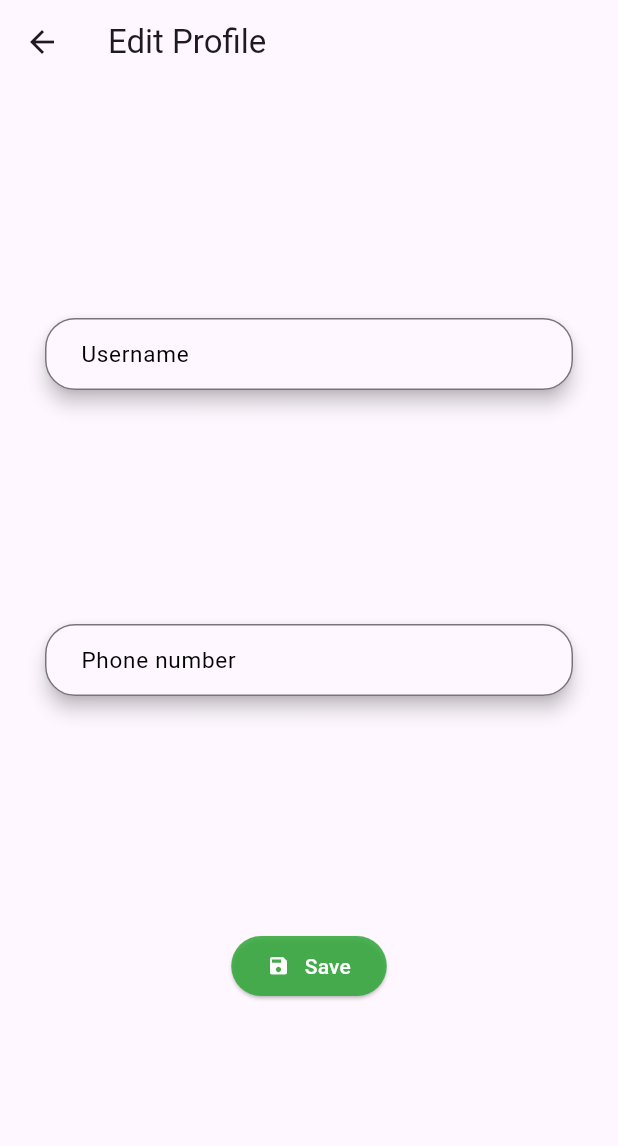
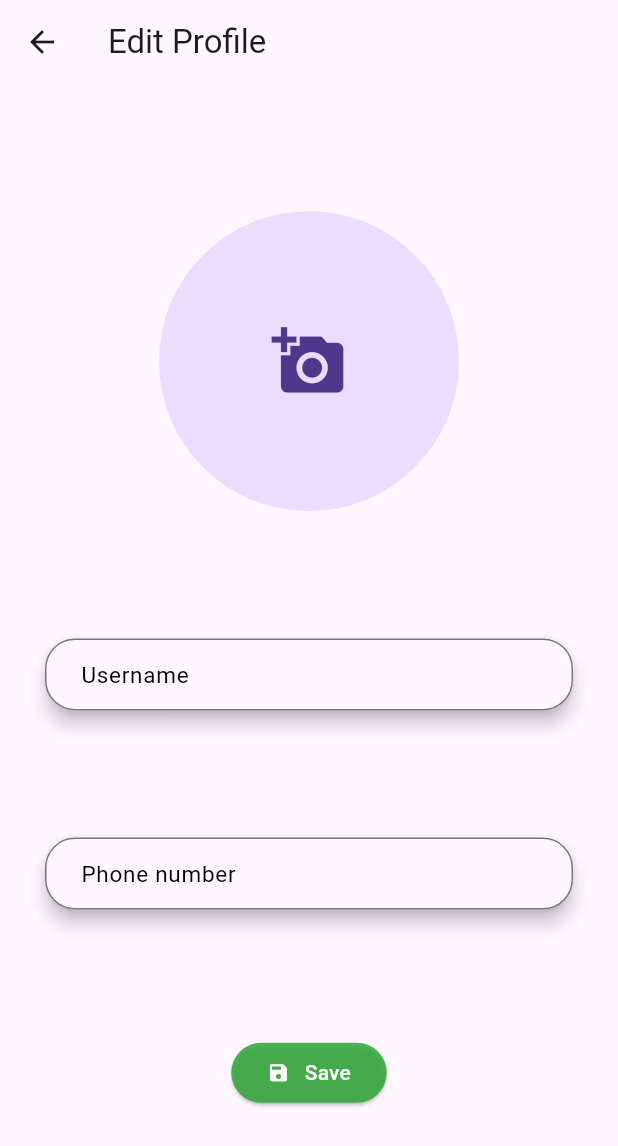
Before and after one commit to AtomParameth/Mobile-Application-Dorm-Dee, a Flutter app: the screen it shows once a user with an empty profile is signed in, item 3 of the bottom bar chosen, after a tap on "Edit", on a phone screen of 412 x 824 dp. Shown: the top 1146 px of the screen. Run offline on Flutter 3.47's test engine with Material 3 defaults, Android fonts, the phone set to English and light mode, and no system bars; our stand-ins replace carousel_slider, cloud_firestore, dots_indicator, firebase_auth, firebase_core, firebase_storage and 4 more; accounts and stored records are empty.

Commit message:
update user profile page

```diff
--- a/dormdee/lib/pages/edit_dorm.dart
+++ b/dormdee/lib/pages/edit_dorm.dart
@@ -1,6 +1,4 @@
 import 'package:dormdee/controllers/dorm_controller.dart';
-import 'package:dormdee/pages/dorm_info_page.dart';
-import 'package:dormdee/utilities/dorpdown_menu.dart';
 import 'package:dormdee/utilities/dropdown_upload_page.dart';
 import 'package:flutter/material.dart';
 import 'package:get/get.dart';
--- a/dormdee/lib/pages/edit_profile.dart
+++ b/dormdee/lib/pages/edit_profile.dart
@@ -1,12 +1,17 @@
 import 'package:dormdee/controllers/auth_controller.dart';
 import 'package:dormdee/utilities/text_field.dart';
 import 'package:flutter/material.dart';
+import 'package:get/get_state_manager/src/rx_flutter/rx_obx_widget.dart';
 
 class EditProfilePage extends StatefulWidget {
   final String userName;
   final String phoneNumber;
+  final String imageUrl;
   const EditProfilePage(
-      {super.key, required this.userName, required this.phoneNumber});
+      {super.key,
+      required this.userName,
+      required this.phoneNumber,
+      required this.imageUrl});
   @override
   State<EditProfilePage> createState() => _EditProfilePageState();
 }
@@ -16,6 +21,7 @@ class _EditProfilePageState extends State<EditProfilePage> {
   void initState() {
     AuthController.instance.userNameController.text = widget.userName;
     AuthController.instance.phoneNumberController.text = widget.phoneNumber;
+    AuthController.instance.imageUrlRx.value = widget.imageUrl;
     super.initState();
   }
 
@@ -29,6 +35,35 @@ class _EditProfilePageState extends State<EditProfilePage> {
             child: Column(
                 mainAxisAlignment: MainAxisAlignment.spaceEvenly,
                 children: [
+              GestureDetector(
+                onTap: () async {
+                  try {
+                    final imageUrl =
+                        await AuthController.instance.uploadProfileImage();
+                    AuthController.instance.imageUrl = imageUrl;
+                  } catch (e) {
+                    throw "Something went wrong $e";
+                  }
+                },
+                child: Obx(() {
+                  return AuthController.instance.imageUrlRx.value == ""
+                      ? const CircleAvatar(
+                          radius: 100,
+                          child: Icon(
+                            Icons.add_a_photo,
+                            size: 50.0,
+                          ),
+                        )
+                      : ClipOval(
+                          child: Image.network(
+                            AuthController.instance.imageUrlRx.value,
+                            fit: BoxFit.fill,
+                            width: 200,
+                            height: 200,
+                          ),
+                        );
+                }),
+              ),
               AppTextField(
                   controller: AuthController.instance.userNameController,
                   title: "Username"),
--- a/dormdee/lib/pages/profile_page.dart
+++ b/dormdee/lib/pages/profile_page.dart
@@ -16,6 +16,15 @@ class ProfilePage extends StatefulWidget {
 class _ProfilePageState extends State<ProfilePage> {
   final authUser = FirebaseAuth.instance.currentUser;
   AuthController authController = Get.put(AuthController());
+
+  @override
+  void initState() {
+    if (authUser!.photoURL != null) {
+      authController.imageUrlRx.value = authUser!.photoURL!;
+    }
+    super.initState();
+  }
+
   @override
   Widget build(BuildContext context) {
     return Scaffold(
@@ -71,6 +80,7 @@ class _ProfilePageState extends State<ProfilePage> {
                         Get.to(() => EditProfilePage(
                               userName: userData['userName'].toString(),
                               phoneNumber: userData['phoneNumber'].toString(),
+                              imageUrl: userData['profilePicture'].toString(),
                             ));
                       },
                       child: const Row(
```
Also changed, not shown: dormdee/lib/controllers/auth_controller.dart (+20 -0 lines).
